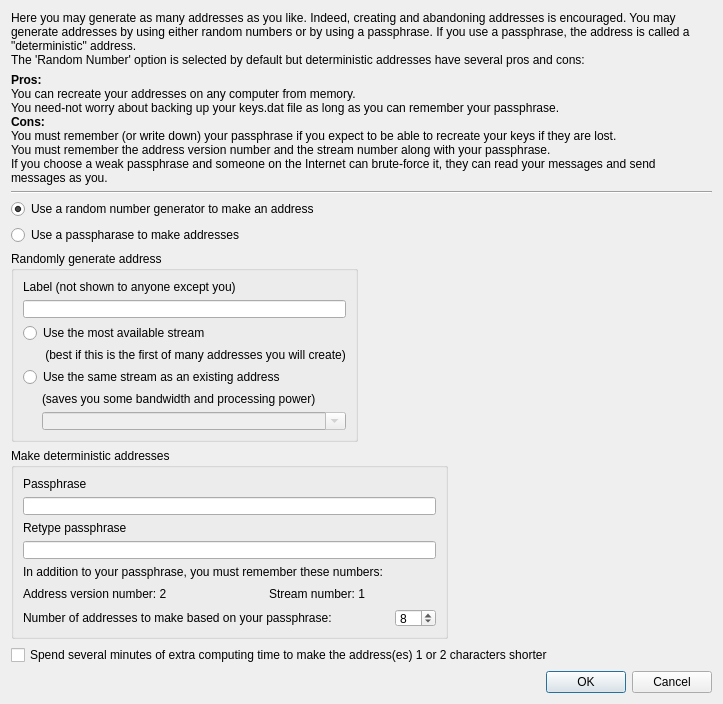
Above: newaddressdialog.ui from Bitmessage/PyBitmessage before the change. Below: the same form after it.
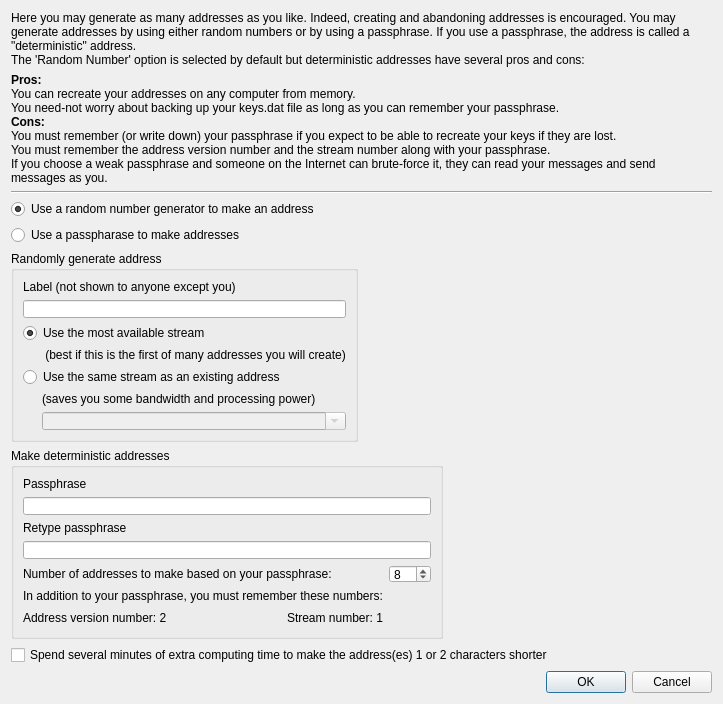
That is the form after the change.

Patch:
```diff
--- a/newaddressdialog.ui
+++ b/newaddressdialog.ui
@@ -90,52 +90,45 @@
       <string>Make deterministic addresses</string>
      </property>
      <layout class="QGridLayout" name="gridLayout">
-      <item row="0" column="0" colspan="4">
-       <widget class="QLabel" name="label_6">
-        <property name="text">
-         <string>Passphrase</string>
-        </property>
-       </widget>
-      </item>
-      <item row="1" column="0" colspan="7">
-       <widget class="QLineEdit" name="lineEditPassphrase">
-        <property name="inputMethodHints">
-         <set>Qt::ImhHiddenText|Qt::ImhNoAutoUppercase|Qt::ImhNoPredictiveText</set>
-        </property>
-        <property name="echoMode">
-         <enum>QLineEdit::Password</enum>
-        </property>
-       </widget>
-      </item>
-      <item row="2" column="0" colspan="4">
-       <widget class="QLabel" name="label_7">
-        <property name="text">
-         <string>Retype passphrase</string>
-        </property>
-       </widget>
-      </item>
-      <item row="3" column="0" colspan="7">
-       <widget class="QLineEdit" name="lineEditPassphraseAgain">
-        <property name="echoMode">
-         <enum>QLineEdit::Password</enum>
-        </property>
-       </widget>
-      </item>
-      <item row="4" column="0" colspan="7">
-       <widget class="QLabel" name="label_8">
-        <property name="text">
-         <string>In addition to your passphrase, you must remember these numbers:</string>
-        </property>
-       </widget>
-      </item>
-      <item row="5" column="0">
+      <item row="6" column="0">
        <widget class="QLabel" name="label_9">
         <property name="text">
          <string>Address version number: 2</string>
         </property>
        </widget>
       </item>
-      <item row="5" column="1">
+      <item row="5" column="0" colspan="3">
+       <widget class="QLabel" name="label_8">
+        <property name="text">
+         <string>In addition to your passphrase, you must remember these numbers:</string>
+        </property>
+       </widget>
+      </item>
+      <item row="4" column="3">
+       <widget class="QSpinBox" name="spinBoxNumberOfAddressesToMake">
+        <property name="minimum">
+         <number>1</number>
+        </property>
+        <property name="value">
+         <number>8</number>
+        </property>
+       </widget>
+      </item>
+      <item row="0" column="0">
+       <widget class="QLabel" name="label_6">
+        <property name="text">
+         <string>Passphrase</string>
+        </property>
+       </widget>
+      </item>
+      <item row="4" column="0" colspan="3">
+       <widget class="QLabel" name="label_11">
+        <property name="text">
+         <string>Number of addresses to make based on your passphrase:</string>
+        </property>
+       </widget>
+      </item>
+      <item row="6" column="1">
        <spacer name="horizontalSpacer">
         <property name="orientation">
          <enum>Qt::Horizontal</enum>
@@ -148,14 +141,14 @@
         </property>
        </spacer>
       </item>
-      <item row="5" column="3">
+      <item row="6" column="2">
        <widget class="QLabel" name="label_10">
         <property name="text">
          <string>Stream number: 1</string>
         </property>
        </widget>
       </item>
-      <item row="5" column="4" colspan="2">
+      <item row="6" column="3">
        <spacer name="horizontalSpacer_2">
         <property name="orientation">
          <enum>Qt::Horizontal</enum>
@@ -168,20 +161,27 @@
         </property>
        </spacer>
       </item>
-      <item row="6" column="0" colspan="5">
-       <widget class="QLabel" name="label_11">
+      <item row="2" column="0">
+       <widget class="QLabel" name="label_7">
         <property name="text">
-         <string>Number of addresses to make based on your passphrase:</string>
+         <string>Retype passphrase</string>
         </property>
        </widget>
       </item>
-      <item row="6" column="5" colspan="2">
-       <widget class="QSpinBox" name="spinBoxNumberOfAddressesToMake">
-        <property name="minimum">
-         <number>1</number>
+      <item row="3" column="0" colspan="4">
+       <widget class="QLineEdit" name="lineEditPassphraseAgain">
+        <property name="echoMode">
+         <enum>QLineEdit::Password</enum>
         </property>
-        <property name="value">
-         <number>8</number>
+       </widget>
+      </item>
+      <item row="1" column="0" colspan="4">
+       <widget class="QLineEdit" name="lineEditPassphrase">
+        <property name="inputMethodHints">
+         <set>Qt::ImhHiddenText|Qt::ImhNoAutoUppercase|Qt::ImhNoPredictiveText</set>
+        </property>
+        <property name="echoMode">
+         <enum>QLineEdit::Password</enum>
         </property>
        </widget>
       </item>
@@ -210,7 +210,7 @@
          <string>Use the most available stream</string>
         </property>
         <property name="checked">
-         <bool>false</bool>
+         <bool>true</bool>
         </property>
        </widget>
       </item>
```
